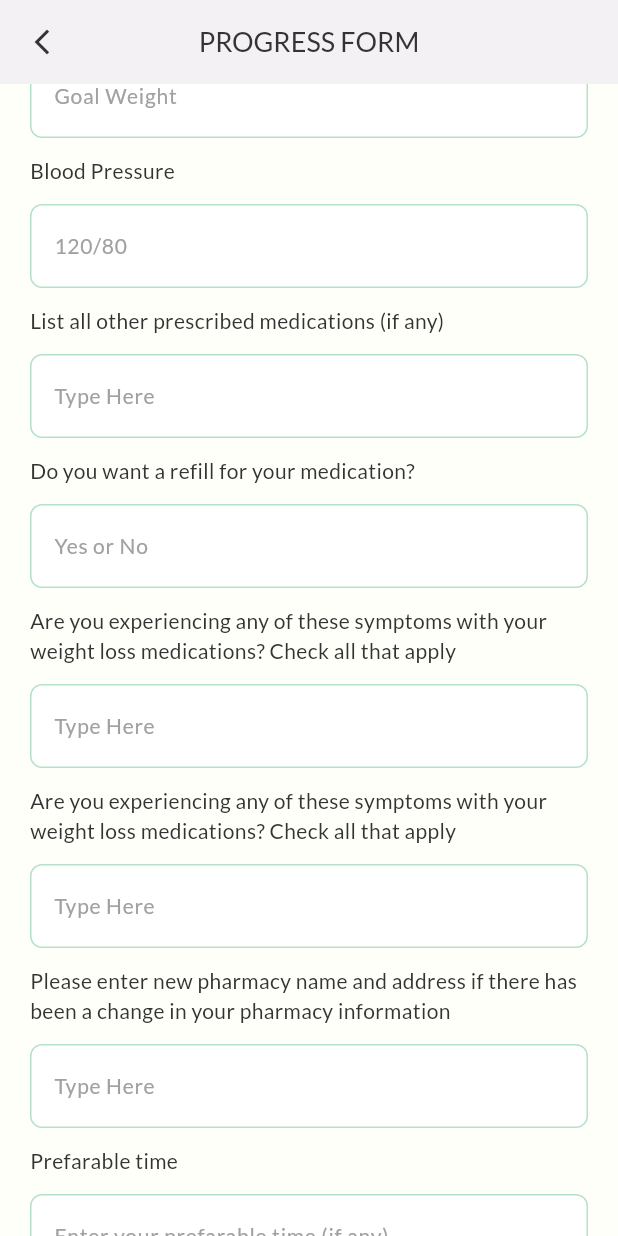
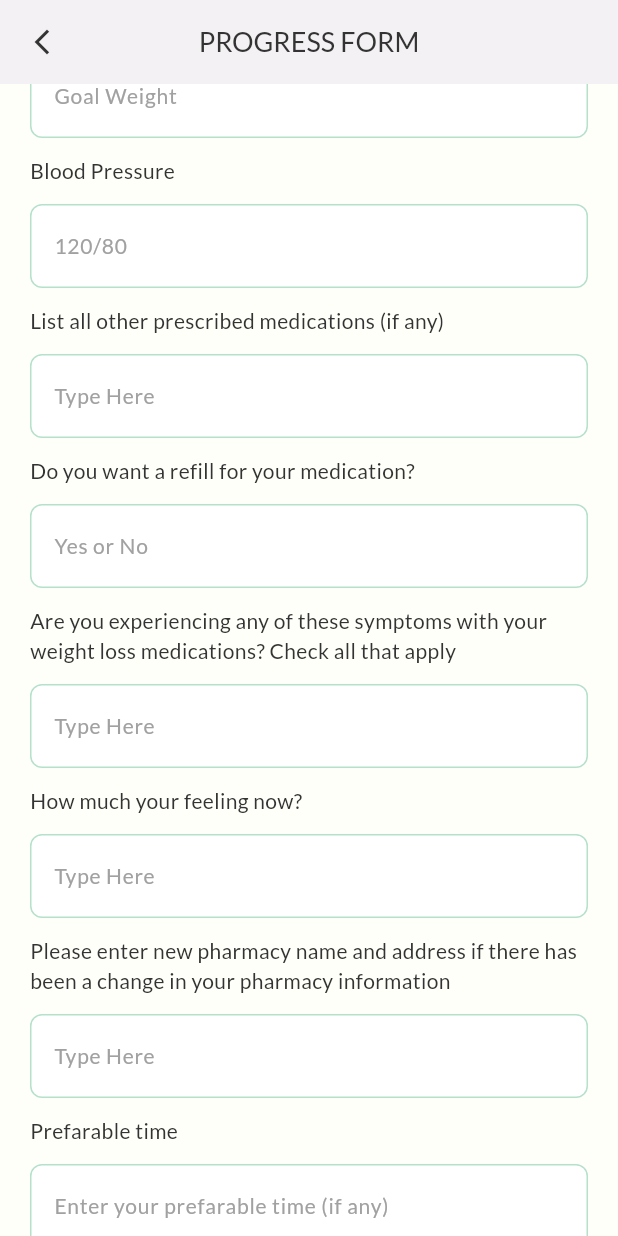
Before and after one commit to bdCalling-Sdt-hub/dr_booking, a Flutter app: the ProgressFormScreen screen opened by its route, scrolled down 576 dp, on a phone screen of 412 x 824 dp. Run offline on Flutter 3.47's test engine with Material 3 defaults, Android fonts, the phone set to English and light mode, and no system bars; our stand-ins replace flutter_svg, get, google_fonts, share_plus; project files that could hold a hidden picture were left out.

Commit message:
all share,and revision

```diff
--- a/lib/view/screens/progress_form/progress_controller/progress_controller.dart
+++ b/lib/view/screens/progress_form/progress_controller/progress_controller.dart
@@ -23,7 +23,7 @@ class ProgressController extends GetxController{
   TextEditingController knowledge =  TextEditingController();
   TextEditingController signature =  TextEditingController();
 
-   bool checkBox =  false;
+   // bool checkBox =  false;
 
 
   bool isLoading = false;
--- a/lib/view/screens/progress_form/progress_form_screen.dart
+++ b/lib/view/screens/progress_form/progress_form_screen.dart
@@ -1,5 +1,4 @@
 import 'package:dr_booking/utils/app_colors.dart';
-import 'package:dr_booking/utils/app_routes.dart';
 import 'package:dr_booking/view/screens/form/initial_form2_screen.dart';
 import 'package:dr_booking/view/screens/progress_form/progress_controller/progress_controller.dart';
 import 'package:dr_booking/view/widgets/buttons/custom_button.dart';
@@ -217,7 +216,7 @@ class _ProgressFormScreenState extends State<ProgressFormScreen> {
                   ),
 
                   const SizedBox(height: 12,),
-                  CustomTextField(title: "Are you experiencing any of these symptoms with your weight loss medications? Check all that apply",
+                  CustomTextField(title: "How much your feeling now?",
                     hintText: "Type Here",
                     textEditingController:controller.knowledge ,
                     textInputAction: TextInputAction.next,
@@ -240,6 +239,7 @@ class _ProgressFormScreenState extends State<ProgressFormScreen> {
                   const SizedBox(height: 12,),
                   CustomTextField(title: "Prefarable time",
                     hintText: "Enter your prefarable time (if any)",
+                    keyboardType: TextInputType.number,
                     inputFormatters: [
                       TimeTextInputFormatter(hourMaxValue:24, minuteMaxValue: 59 )
                     ],
```
Also changed, not shown: lib/view/screens/form/initial_form2_screen.dart (+1 -6 lines), lib/view/screens/form/intake_form_controller/intake_form_controller.dart (+29 -27 lines).
